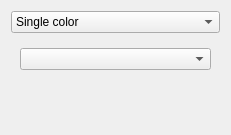
Old version of the form Qt/ApplicationComponents/Resources/UI/pqBackgroundEditorWidget.ui in the repository Kitware/ParaView.
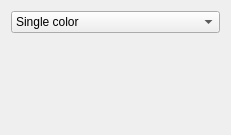
New version of the form. Custom widgets are drawn as their Qt base class.

Commit message:
Full rework of the pqTextureComboBox and related classes
pqTextureComboBox and pqTextureSelectorPropertyWidget
were ald classes and needed to be reworked in order to be more generic
and robust.

What changed in the file:
```diff
--- a/Qt/ApplicationComponents/Resources/UI/pqBackgroundEditorWidget.ui
+++ b/Qt/ApplicationComponents/Resources/UI/pqBackgroundEditorWidget.ui
@@ -130,19 +130,6 @@
      </widget>
      <widget class="QWidget" name="page_3">
       <layout class="QVBoxLayout" name="page3Layout">
-       <item>
-        <widget class="pqTextureComboBox" name="Image">
-         <property name="sizePolicy">
-          <sizepolicy hsizetype="MinimumExpanding" vsizetype="Fixed">
-           <horstretch>0</horstretch>
-           <verstretch>0</verstretch>
-          </sizepolicy>
-         </property>
-         <property name="sizeAdjustPolicy">
-          <enum>QComboBox::AdjustToContents</enum>
-         </property>
-        </widget>
-       </item>
        <item>
         <spacer name="verticalSpacer_2">
          <property name="orientation">
```
The commit also changes 9 other files.
